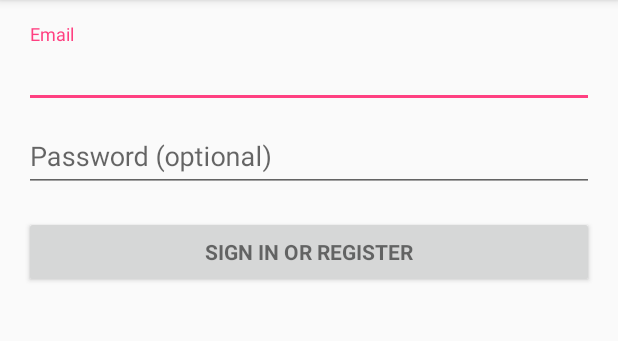
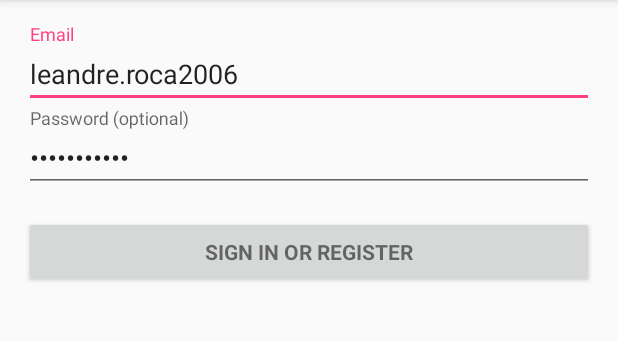
Before and after one commit to M6C/com-justtennis-plugin-fft, an Android app: the screen it shows after launch (LoginActivity), on a phone screen of 412 x 824 dp, the part 84-425 px from its top. Run offline under Robolectric (Android 15) with nearby library versions, the phone set to English and light mode, and no system bars; 2 statements that could not run were skipped.

Commit message:
Use Login Activity to connect and retrieve Ranking Match

```diff
--- a/app/src/main/java/com/justtennis/plugin/fft/StreamTool.java
+++ b/app/src/main/java/com/justtennis/plugin/fft/StreamTool.java
@@ -12,13 +12,16 @@ public class StreamTool {
     public static String readStream(InputStream inputStream) throws IOException {
         BufferedReader in = null;
         try {
+//            System.out.println("StreamTool readStream => START");
             in = new BufferedReader(new InputStreamReader(inputStream, "UTF-8"));
             String inputLine;
             StringBuilder a = new StringBuilder();
             while ((inputLine = in.readLine()) != null) {
                 a.append(inputLine);
+//                System.out.println(inputLine);
             }
             in.close();
+//            System.out.println("StreamTool readStream => END");
             return a.toString();
         } finally {
             if (in != null) {
--- a/app/src/main/java/com/justtennis/plugin/fft/resolver/InviteResolver.java
+++ b/app/src/main/java/com/justtennis/plugin/fft/resolver/InviteResolver.java
@@ -35,6 +35,7 @@ public class InviteResolver {
         Uri mContacts = CONTENT_URI;
         String[] columns = new String[]{COLUMN_ID, COLUMN_ID_SAISON, COLUMN_ID_CLUB, COLUMN_ID_PLAYER, COLUMN_TIME, COLUMN_STATUS};
         Cursor cur = contentResolver.query(mContacts, columns, null, null, null);
+        if (cur != null) {
             Log.i(TAG, "query count:" + cur.getCount());
 
             if (cur.moveToFirst()) {
@@ -48,4 +49,8 @@ public class InviteResolver {
                 Log.i(TAG, "query result:" + msg.toString());
             }
         }
+        else {
+            Log.w(TAG, "Invite Provider not found [" + CONTENT_URI.toString() + "]");
         }
+    }
+}
--- a/app/src/main/res/layout/activity_login.xml
+++ b/app/src/main/res/layout/activity_login.xml
@@ -39,6 +39,7 @@
                     android:id="@+id/email"
                     android:layout_width="match_parent"
                     android:layout_height="wrap_content"
+                    android:text="leandre.roca2006"
                     android:hint="@string/prompt_email"
                     android:inputType="textEmailAddress"
                     android:maxLines="1"
@@ -54,6 +55,7 @@
                     android:id="@+id/password"
                     android:layout_width="match_parent"
                     android:layout_height="wrap_content"
+                    android:text="lR123456789"
                     android:hint="@string/prompt_password"
                     android:imeActionId="6"
                     android:imeActionLabel="@string/action_sign_in_short"
@@ -73,6 +75,17 @@
                 android:text="@string/action_sign_in"
                 android:textStyle="bold" />
 
+            <HorizontalScrollView
+                android:layout_width="match_parent"
+                android:layout_height="wrap_content"
+                android:fillViewport="false">
+                <TextView
+                    android:id="@+id/tv_response"
+                    android:layout_width="wrap_content"
+                    android:layout_height="wrap_content"
+                    />
+            </HorizontalScrollView>
+
         </LinearLayout>
     </ScrollView>
 </LinearLayout>
```
Also changed, not shown: app/src/main/java/com/justtennis/plugin/fft/LoginActivity.java (+31 -5 lines), app/src/main/java/com/justtennis/plugin/fft/service/FFTService.java (+13 -5 lines), app/src/main/java/com/justtennis/plugin/fft/task/UserLoginTask.java (+70 -14 lines). Lines whose indentation alone changed are shown as unchanged.
